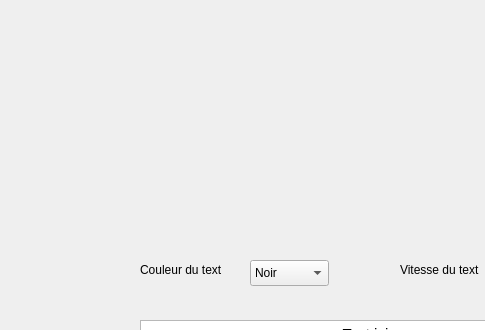
Qt form mainwindow.ui (oxo140/Text-to-video-GUI) before a commit; both pictures show x 0 to 485 and y 0 to 330 of the 800 by 600 pixel window.
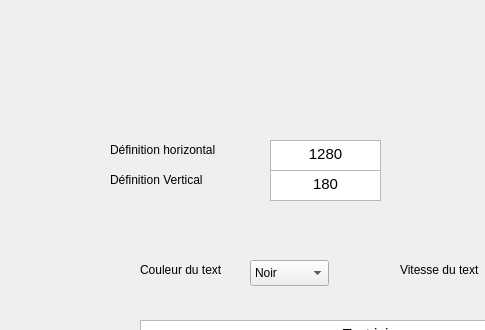
The same form after that commit.

Commit message: Choisir la définition

The edit to the form file:
```diff
--- a/mainwindow.ui
+++ b/mainwindow.ui
@@ -131,6 +131,78 @@
      </property>
     </item>
    </widget>
+   <widget class="QLabel" name="label_3">
+    <property name="geometry">
+     <rect>
+      <x>110</x>
+      <y>140</y>
+      <width>161</width>
+      <height>20</height>
+     </rect>
+    </property>
+    <property name="text">
+     <string>Définition horizontal</string>
+    </property>
+   </widget>
+   <widget class="QLabel" name="label_4">
+    <property name="geometry">
+     <rect>
+      <x>110</x>
+      <y>170</y>
+      <width>161</width>
+      <height>20</height>
+     </rect>
+    </property>
+    <property name="text">
+     <string>Définition Vertical</string>
+    </property>
+   </widget>
+   <widget class="QTextEdit" name="textEdit_2">
+    <property name="enabled">
+     <bool>true</bool>
+    </property>
+    <property name="geometry">
+     <rect>
+      <x>270</x>
+      <y>140</y>
+      <width>111</width>
+      <height>31</height>
+     </rect>
+    </property>
+    <property name="html">
+     <string>&lt;!DOCTYPE HTML PUBLIC &quot;-//W3C//DTD HTML 4.0//EN&quot; &quot;http://www.w3.org/TR/REC-html40/strict.dtd&quot;&gt;
+&lt;html&gt;&lt;head&gt;&lt;meta name=&quot;qrichtext&quot; content=&quot;1&quot; /&gt;&lt;meta charset=&quot;utf-8&quot; /&gt;&lt;style type=&quot;text/css&quot;&gt;
+p, li { white-space: pre-wrap; }
+hr { height: 1px; border-width: 0; }
+li.unchecked::marker { content: &quot;\2610&quot;; }
+li.checked::marker { content: &quot;\2612&quot;; }
+&lt;/style&gt;&lt;/head&gt;&lt;body style=&quot; font-family:'Cantarell'; font-size:11pt; font-weight:400; font-style:normal;&quot;&gt;
+&lt;p align=&quot;center&quot; style=&quot; margin-top:0px; margin-bottom:0px; margin-left:0px; margin-right:0px; -qt-block-indent:0; text-indent:0px;&quot;&gt;1280&lt;/p&gt;&lt;/body&gt;&lt;/html&gt;</string>
+    </property>
+   </widget>
+   <widget class="QTextEdit" name="textEdit_3">
+    <property name="enabled">
+     <bool>true</bool>
+    </property>
+    <property name="geometry">
+     <rect>
+      <x>270</x>
+      <y>170</y>
+      <width>111</width>
+      <height>31</height>
+     </rect>
+    </property>
+    <property name="html">
+     <string>&lt;!DOCTYPE HTML PUBLIC &quot;-//W3C//DTD HTML 4.0//EN&quot; &quot;http://www.w3.org/TR/REC-html40/strict.dtd&quot;&gt;
+&lt;html&gt;&lt;head&gt;&lt;meta name=&quot;qrichtext&quot; content=&quot;1&quot; /&gt;&lt;meta charset=&quot;utf-8&quot; /&gt;&lt;style type=&quot;text/css&quot;&gt;
+p, li { white-space: pre-wrap; }
+hr { height: 1px; border-width: 0; }
+li.unchecked::marker { content: &quot;\2610&quot;; }
+li.checked::marker { content: &quot;\2612&quot;; }
+&lt;/style&gt;&lt;/head&gt;&lt;body style=&quot; font-family:'Cantarell'; font-size:11pt; font-weight:400; font-style:normal;&quot;&gt;
+&lt;p align=&quot;center&quot; style=&quot; margin-top:0px; margin-bottom:0px; margin-left:0px; margin-right:0px; -qt-block-indent:0; text-indent:0px;&quot;&gt;180&lt;/p&gt;&lt;/body&gt;&lt;/html&gt;</string>
+    </property>
+   </widget>
   </widget>
   <widget class="QMenuBar" name="menubar">
    <property name="geometry">
```
The commit also changes 2 other files.
